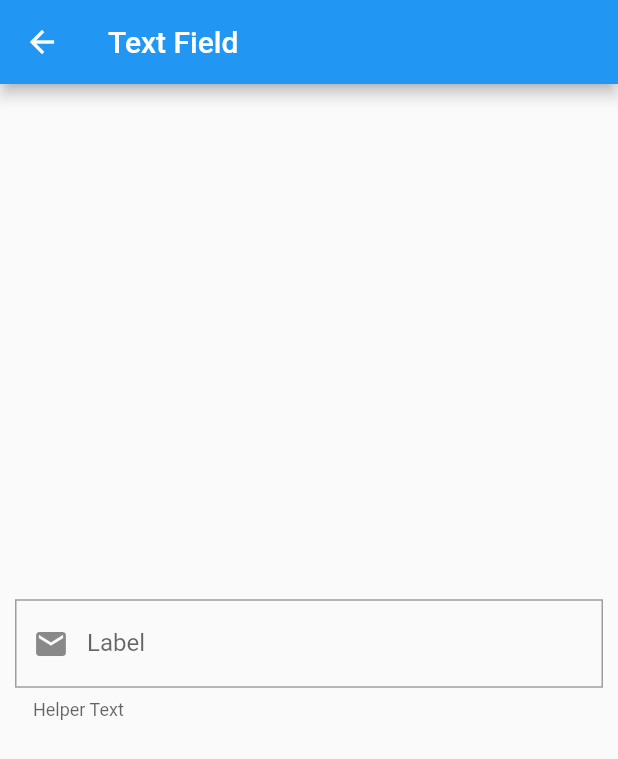
After one commit to jnknewaj/Super-UI, a Flutter app: the screen it shows after launch, after a tap on "Next", on a phone screen of 412 x 824 dp. The commit adds this screen. Shown: the top 759 px of the screen. Run offline on Flutter 3.47's test engine with Material 2 defaults, Android fonts, the phone set to English and light mode, and no system bars; network calls fail.

Commit message:
Added EditText

```diff
--- /dev/null
+++ b/example/lib/ex_text_field.dart
@@ -0,0 +1,23 @@
+import 'package:flutter/material.dart';
+import 'package:super_ui/super_ui.dart';
+
+class ExTextField extends StatelessWidget {
+  @override
+  Widget build(BuildContext context) {
+    return Scaffold(
+      appBar: AppBar(
+        title: Text('Text Field'),
+      ),
+      body: Container(
+        child: Center(
+          child: EditText(
+            hintText: 'This Is Hint',
+            labelText: 'Label',
+            helperText: 'Helper Text',
+            prefixIcon: Icons.email,
+          ),
+        ),
+      ),
+    );
+  }
+}
--- a/example/lib/main.dart
+++ b/example/lib/main.dart
@@ -1,3 +1,4 @@
+import 'package:example/ex_text_field.dart';
 import 'package:flutter/material.dart';
 import 'package:super_ui/super_ui.dart';
 
@@ -45,7 +46,9 @@ class MyHomePage extends StatelessWidget {
             IcButton(
               icon: Icons.add,
               text: 'Hello',
-              onPressed: () {},
+              onPressed: () {
+                print('navigating');
+              },
               buttonColor: Colors.orange,
               fontSize: 30.0,
               iconColor: Colors.blue,
@@ -54,7 +57,9 @@ class MyHomePage extends StatelessWidget {
             ),
             SuperButton(
               text: 'Super UI',
-              onPressed: () {},
+              onPressed: () {
+                print('navigating');
+              },
               borderRadius: 0.0,
               buttonColor: Colors.teal,
               elevation: 5.0,
@@ -68,11 +73,16 @@ class MyHomePage extends StatelessWidget {
                 begin: Alignment.topCenter,
                 colors: [Colors.blue, Colors.white],
               ),
-              text: 'Hello',
+              text: 'Next',
               borderRadius: 0,
               height: 50.0,
               width: 100,
               textColor: Colors.white,
+              onPressed: () {
+                print('navigating');
+                Navigator.of(context).push(
+                    MaterialPageRoute(builder: (context) => ExTextField()));
+              },
             ),
           ],
         ),
--- a/lib/src/buttons/gradient_button.dart
+++ b/lib/src/buttons/gradient_button.dart
@@ -33,7 +33,7 @@ class GradientButton extends StatelessWidget {
   Widget build(BuildContext context) {
     return Align(
       child: RaisedButton(
-        onPressed: () {},
+        onPressed: onPressed,
         shape: RoundedRectangleBorder(
             borderRadius: BorderRadius.circular(borderRadius)),
         padding: const EdgeInsets.all(0.0),
--- /dev/null
+++ b/lib/src/text_fields/edit_text.dart
@@ -0,0 +1,81 @@
+import 'package:flutter/material.dart';
+
+class EditText extends StatelessWidget {
+  final Color textColor;
+
+  /// Default is 0
+  final double borderRadius;
+  final Color borderColor;
+  final Color backgroundColor;
+  final Color labelColor;
+  final Color hintColor;
+  final String hintText;
+  final String labelText;
+  final String helperText;
+  final Color helperColor;
+  final IconData prefixIcon;
+  final IconData suffixIcon;
+  final TextEditingController controller;
+  final ValueChanged<String> onChanged;
+  final FormFieldValidator<String> validator;
+  final int maxLength;
+
+  /// Default is false
+  final bool obscureText;
+
+  /// Creates TextFormField
+  const EditText({
+    Key key,
+    this.textColor,
+    this.borderRadius = 0.0,
+    this.borderColor = Colors.grey,
+    this.backgroundColor,
+    this.labelColor,
+    this.hintColor,
+    this.hintText,
+    this.labelText,
+    this.helperText,
+    this.helperColor,
+    this.prefixIcon,
+    this.suffixIcon,
+    this.controller,
+    this.onChanged,
+    this.validator,
+    this.maxLength,
+    this.obscureText = false,
+  }) : super(key: key);
+
+  @override
+  Widget build(BuildContext context) {
+    return Container(
+      padding: const EdgeInsets.all(10.0),
+      child: TextFormField(
+        style: TextStyle(color: textColor),
+        decoration: InputDecoration(
+          focusedBorder: OutlineInputBorder(
+            borderRadius: BorderRadius.circular(borderRadius),
+            borderSide: BorderSide(color: borderColor),
+          ),
+          enabledBorder: OutlineInputBorder(
+            borderRadius: BorderRadius.circular(borderRadius),
+            borderSide: BorderSide(color: borderColor),
+          ),
+          filled: backgroundColor == null ? false : true,
+          fillColor: Colors.blue,
+          hintText: hintText,
+          hintStyle: TextStyle(color: hintColor),
+          labelText: labelText,
+          labelStyle: TextStyle(color: labelColor),
+          helperText: helperText,
+          helperStyle: TextStyle(color: helperColor),
+          prefixIcon: Icon(prefixIcon),
+          suffixIcon: Icon(suffixIcon),
+        ),
+        onChanged: onChanged,
+        validator: validator,
+        maxLength: maxLength,
+        obscureText: obscureText,
+      ),
+    );
+  }
+}
--- a/lib/super_ui.dart
+++ b/lib/super_ui.dart
@@ -4,3 +4,6 @@ export 'src/buttons/super_button.dart';
 export 'src/buttons/gradient_button.dart';
 export './src/image_holders/circular_image_holder.dart';
 export './src/others/billboard_text.dart';
+export './src/others/glowing_stars.dart';
+export './src/others/bubble.dart';
+export './src/text_fields/edit_text.dart';
--- a/pubspec.yaml
+++ b/pubspec.yaml
@@ -1,8 +1,8 @@
 name: super_ui
-description: A new Flutter package project.
+description: Package For Commonly Used Customed Widget.
 version: 0.0.1
-author:
-homepage:
+author: Newaj Kabir
+homepage: https://github.com/jnknewaj/Super-UI
 
 environment:
   sdk: ">=2.7.0 <3.0.0"
```
Also changed, not shown: lib/src/others/bubble.dart (added, +27 -0 lines), lib/src/others/glowing_stars.dart (added, +172 -0 lines), 1 other file.
